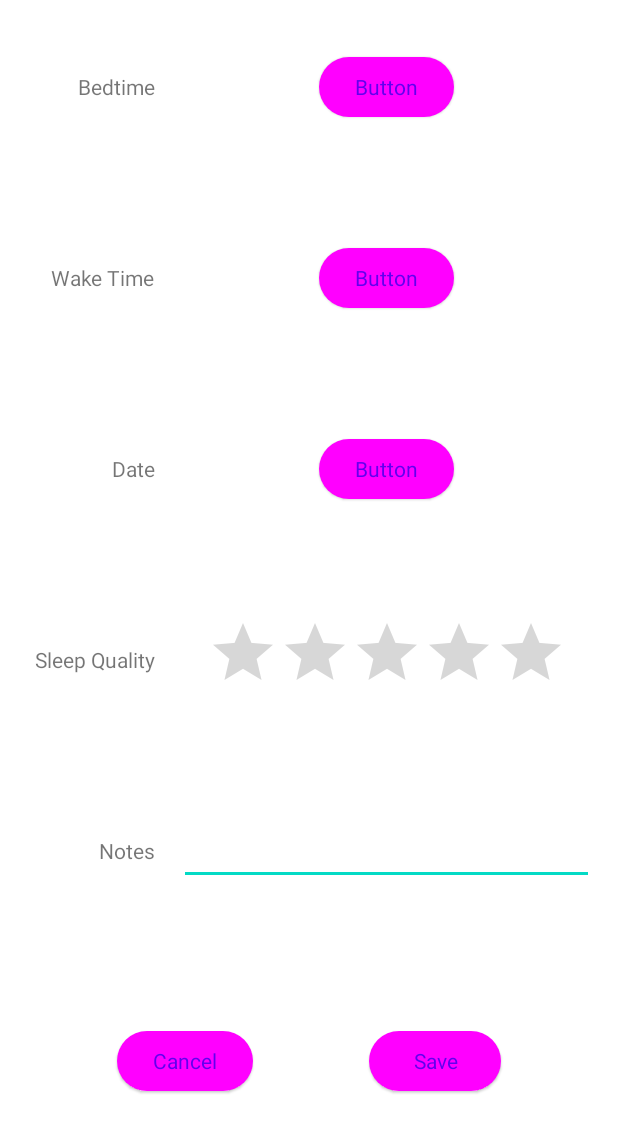
After one commit to LukasAnell/CompetitiveSleeping, an Android app: the layout activity_sleep_detail.xml on its own in the app's theme, with its tools: preview values and no code run, on a phone screen of 412 x 824 dp. The commit adds this screen. Shown: the top 1133 px of the screen. Run offline under Robolectric (Android 15) with nearby library versions, the phone set to English and light mode, and no system bars.

Commit message:
Started adding sleepList to show up and save/modify sleep objects

```diff
--- a/app/build.gradle
+++ b/app/build.gradle
@@ -28,6 +28,7 @@ android {
         }
     }
     compileOptions {
+        coreLibraryDesugaringEnabled = true
         sourceCompatibility JavaVersion.VERSION_1_8
         targetCompatibility JavaVersion.VERSION_1_8
     }
@@ -46,6 +47,8 @@ dependencies {
     androidTestImplementation 'androidx.test.ext:junit:1.1.3'
     androidTestImplementation 'androidx.test.espresso:espresso-core:3.4.0'
 
+    coreLibraryDesugaring("com.android.tools:desugar_jdk_libs:2.0.3")
+
     implementation group: 'com.backendless', name: 'backendless', version: '6.3.6'
 
     // required for real-time database and real-time messaging
--- a/app/src/main/AndroidManifest.xml
+++ b/app/src/main/AndroidManifest.xml
@@ -16,11 +16,14 @@
         android:theme="@style/Theme.LoginAndRegistration"
         tools:targetApi="31">
         <activity
+            android:name=".sleeping.SleepDetailActivity"
+            android:exported="false" />
+        <activity
             android:name=".sleeping.SleepListActivity"
             android:exported="false" />
         <activity
             android:name=".RegistrationActivity"
-            android:exported="false"></activity>
+            android:exported="false" />
         <activity
             android:name=".LoginActivity"
             android:exported="true">
--- a/app/src/main/java/com/mistershorr/loginandregistration/LoginActivity.kt
+++ b/app/src/main/java/com/mistershorr/loginandregistration/LoginActivity.kt
@@ -42,7 +42,6 @@ class LoginActivity : AppCompatActivity() {
         super.onCreate(savedInstanceState)
         binding = ActivityLoginBinding.inflate(layoutInflater)
         setContentView(binding.root)
-        title = "CompetitiveSleeping"
         Backendless.initApp(this, Constants.APPLICATION_ID, Constants.API_KEY)
 
         setListeners()
--- a/app/src/main/java/com/mistershorr/loginandregistration/sleeping/Sleep.kt
+++ b/app/src/main/java/com/mistershorr/loginandregistration/sleeping/Sleep.kt
@@ -6,9 +6,9 @@ import java.util.Date
 
 @Parcelize
 data class Sleep(
-    var wakeTime: Date = Date(),
-    var sleepTime: Date = Date(),
-    var sleepDate: Date = Date(),
+    var wakeMillis: Long = System.currentTimeMillis(),
+    var bedMillis: Long = System.currentTimeMillis(),
+    var sleepDateMillis: Long = System.currentTimeMillis(),
     var quality: Int = 5,
     var notes: String? = null,
     var ownerId: String? = null,
--- /dev/null
+++ b/app/src/main/res/layout/activity_sleep_detail.xml
@@ -0,0 +1,174 @@
+<?xml version="1.0" encoding="utf-8"?>
+<androidx.constraintlayout.widget.ConstraintLayout xmlns:android="http://schemas.android.com/apk/res/android"
+    xmlns:app="http://schemas.android.com/apk/res-auto"
+    xmlns:tools="http://schemas.android.com/tools"
+    android:layout_width="match_parent"
+    android:layout_height="match_parent"
+    tools:context=".sleeping.SleepDetailActivity">
+
+    <Button
+        android:id="@+id/button_sleepDetail_bedTime"
+        style="@style/Widget.Material3.Button.ElevatedButton"
+        android:layout_width="wrap_content"
+        android:layout_height="wrap_content"
+        android:text="Button"
+        android:textSize="14sp"
+        app:layout_constraintBottom_toBottomOf="@+id/textView_sleepDetail_bedTimeLabel"
+        app:layout_constraintEnd_toEndOf="parent"
+        app:layout_constraintHorizontal_bias="0.5"
+        app:layout_constraintStart_toEndOf="@+id/textView_sleepDetail_bedTimeLabel"
+        app:layout_constraintTop_toTopOf="@+id/textView_sleepDetail_bedTimeLabel" />
+
+    <Button
+        android:id="@+id/button_sleepDetail_wakeTime"
+        style="@style/Widget.Material3.Button.ElevatedButton"
+        android:layout_width="wrap_content"
+        android:layout_height="wrap_content"
+        android:text="Button"
+        android:textSize="14sp"
+        app:layout_constraintBottom_toBottomOf="@id/textView_sleepDetail_wakeTimeLabel"
+        app:layout_constraintEnd_toEndOf="parent"
+        app:layout_constraintHorizontal_bias="0.5"
+        app:layout_constraintStart_toEndOf="@+id/textView_sleepDetail_wakeTimeLabel"
+        app:layout_constraintTop_toTopOf="@+id/textView_sleepDetail_wakeTimeLabel" />
+
+    <Button
+        android:id="@+id/button_sleepDetail_date"
+        android:layout_width="wrap_content"
+        android:layout_height="wrap_content"
+        android:text="Button"
+        style="@style/Widget.Material3.Button.ElevatedButton"
+        android:textSize="14sp"
+        app:layout_constraintBottom_toBottomOf="@+id/textView_sleepDetail_dateLabel"
+        app:layout_constraintEnd_toEndOf="parent"
+        app:layout_constraintHorizontal_bias="0.5"
+        app:layout_constraintStart_toEndOf="@+id/textView_sleepDetail_dateLabel"
+        app:layout_constraintTop_toTopOf="@+id/textView_sleepDetail_dateLabel" />
+
+    <RatingBar
+        android:id="@+id/ratingBar_sleepDetail_quality"
+        style="@style/Widget.AppCompat.RatingBar"
+        android:layout_width="wrap_content"
+        android:layout_height="wrap_content"
+        android:numStars="5"
+        android:stepSize=".5"
+        app:layout_constraintBottom_toBottomOf="@+id/textView_sleepDetail_qualityLabel"
+        app:layout_constraintEnd_toEndOf="parent"
+        app:layout_constraintHorizontal_bias="0.5"
+        app:layout_constraintStart_toEndOf="@+id/textView_sleepDetail_qualityLabel"
+        app:layout_constraintTop_toTopOf="@+id/textView_sleepDetail_qualityLabel" />
+
+
+    <EditText
+        android:id="@+id/editTextTextMultiLine_sleepDetail_notes"
+        android:layout_width="0dp"
+        android:layout_height="wrap_content"
+        android:layout_marginStart="16dp"
+        android:layout_marginEnd="16dp"
+        android:ems="10"
+        android:gravity="start|top"
+        android:inputType="textMultiLine"
+        app:layout_constraintBottom_toBottomOf="@+id/textView_sleepDetail_notesLabel"
+        app:layout_constraintEnd_toEndOf="parent"
+        app:layout_constraintHorizontal_bias="0.5"
+        app:layout_constraintStart_toEndOf="@+id/textView_sleepDetail_notesLabel"
+        app:layout_constraintTop_toTopOf="@+id/textView_sleepDetail_notesLabel" />
+
+
+    <Button
+        android:id="@+id/button_sleepDetail_save"
+        android:layout_width="wrap_content"
+        android:layout_height="wrap_content"
+        android:text="@string/save"
+        style="@style/Widget.Material3.Button.ElevatedButton"
+        android:textSize="14sp"
+        app:layout_constraintBottom_toBottomOf="parent"
+        app:layout_constraintEnd_toEndOf="parent"
+        app:layout_constraintHorizontal_bias="0.5"
+        app:layout_constraintStart_toEndOf="@+id/button_sleepDetail_cancel"
+        app:layout_constraintTop_toBottomOf="@+id/editTextTextMultiLine_sleepDetail_notes"
+        app:layout_constraintVertical_bias="0.5" />
+
+    <Button
+        android:id="@+id/button_sleepDetail_cancel"
+        android:layout_width="wrap_content"
+        android:layout_height="wrap_content"
+        android:text="@string/cancel"
+        style="@style/Widget.Material3.Button.ElevatedButton"
+        android:textSize="14sp"
+        app:layout_constraintBottom_toBottomOf="parent"
+        app:layout_constraintEnd_toStartOf="@+id/button_sleepDetail_save"
+        app:layout_constraintHorizontal_bias="0.5"
+        app:layout_constraintStart_toStartOf="parent"
+        app:layout_constraintTop_toBottomOf="@+id/editTextTextMultiLine_sleepDetail_notes"
+        app:layout_constraintVertical_bias="0.5" />
+
+
+
+    <TextView
+        android:id="@+id/textView_sleepDetail_wakeTimeLabel"
+        android:layout_width="wrap_content"
+        android:layout_height="wrap_content"
+        android:text="@string/wake_time"
+
+
+        app:layout_constraintBottom_toTopOf="@+id/textView_sleepDetail_dateLabel"
+        app:layout_constraintEnd_toStartOf="@+id/guideline2"
+        app:layout_constraintTop_toBottomOf="@+id/textView_sleepDetail_bedTimeLabel" />
+
+    <TextView
+        android:id="@+id/textView_sleepDetail_dateLabel"
+        android:layout_width="wrap_content"
+        android:layout_height="wrap_content"
+        android:text="@string/date"
+        app:layout_constraintBottom_toTopOf="@+id/textView_sleepDetail_qualityLabel"
+        app:layout_constraintEnd_toStartOf="@+id/guideline2"
+        app:layout_constraintTop_toBottomOf="@+id/textView_sleepDetail_wakeTimeLabel" />
+
+    <TextView
+        android:id="@+id/textView_sleepDetail_bedTimeLabel"
+        android:layout_width="wrap_content"
+        android:layout_height="wrap_content"
+        android:text="@string/bedtime"
+        app:layout_constraintEnd_toStartOf="@+id/guideline2"
+        app:layout_constraintTop_toTopOf="@+id/guideline4" />
+
+    <TextView
+        android:id="@+id/textView_sleepDetail_qualityLabel"
+        android:layout_width="wrap_content"
+        android:layout_height="wrap_content"
+        android:text="@string/sleep_quality"
+        app:layout_constraintBottom_toTopOf="@+id/textView_sleepDetail_notesLabel"
+        app:layout_constraintEnd_toStartOf="@+id/guideline2"
+        app:layout_constraintTop_toBottomOf="@+id/textView_sleepDetail_dateLabel" />
+
+    <TextView
+        android:id="@+id/textView_sleepDetail_notesLabel"
+        android:layout_width="wrap_content"
+        android:layout_height="wrap_content"
+        android:text="@string/notes"
+        app:layout_constraintBottom_toTopOf="@+id/guideline3"
+        app:layout_constraintEnd_toStartOf="@+id/guideline2" />
+
+    <androidx.constraintlayout.widget.Guideline
+        android:id="@+id/guideline2"
+        android:layout_width="wrap_content"
+        android:layout_height="wrap_content"
+        android:orientation="vertical"
+        app:layout_constraintGuide_percent="0.25" />
+
+    <androidx.constraintlayout.widget.Guideline
+        android:id="@+id/guideline3"
+        android:layout_width="wrap_content"
+        android:layout_height="wrap_content"
+        android:orientation="horizontal"
+        app:layout_constraintGuide_percent="0.7" />
+
+    <androidx.constraintlayout.widget.Guideline
+        android:id="@+id/guideline4"
+        android:layout_width="wrap_content"
+        android:layout_height="wrap_content"
+        android:orientation="horizontal"
+        app:layout_constraintGuide_begin="48dp" />
+
+</androidx.constraintlayout.widget.ConstraintLayout>
--- a/app/src/main/res/layout/sleep_item.xml
+++ /dev/null
@@ -1,6 +0,0 @@
-<?xml version="1.0" encoding="utf-8"?>
-<androidx.constraintlayout.widget.ConstraintLayout xmlns:android="http://schemas.android.com/apk/res/android"
-    android:layout_width="match_parent"
-    android:layout_height="match_parent">
-
-</androidx.constraintlayout.widget.ConstraintLayout>
--- a/app/src/main/res/values/strings.xml
+++ b/app/src/main/res/values/strings.xml
@@ -1,5 +1,5 @@
 <resources>
-    <string name="app_name">LoginAndRegistration</string>
+    <string name="app_name">Sleepr</string>
     <string name="sign_up">Sign Up</string>
     <string name="username">Username</string>
     <string name="password">Password</string>
@@ -8,4 +8,14 @@
     <string name="name">Name</string>
     <string name="confirm_password">Confirm Password</string>
     <string name="email">Email</string>
+    <string name="bedtime">Bedtime</string>
+    <string name="wake_time">Wake Time</string>
+    <string name="date">Date</string>
+    <string name="sleep_quality">Sleep Quality</string>
+    <string name="notes">Notes</string>
+    <string name="cancel">Cancel</string>
+    <string name="save">Save</string>
+    <string name="sort_by_hours_slept">Sort by Hours Slept</string>
+    <string name="sort_by_quality">Sort by Quality</string>
+    <string name="show_hide_friends">Show/Hide Friends</string>
 </resources>
```
Also changed, not shown: app/src/main/java/com/mistershorr/loginandregistration/sleeping/SleepAdapter.kt (+79 -5 lines), app/src/main/java/com/mistershorr/loginandregistration/sleeping/SleepDetailActivity.kt (added, +41 -0 lines), app/src/main/java/com/mistershorr/loginandregistration/sleeping/SleepListActivity.kt (+39 -24 lines), app/src/main/res/layout/activity_sleep_list.xml (+9 -0 lines), app/src/main/res/layout/item_sleep.xml (added, +73 -0 lines).
